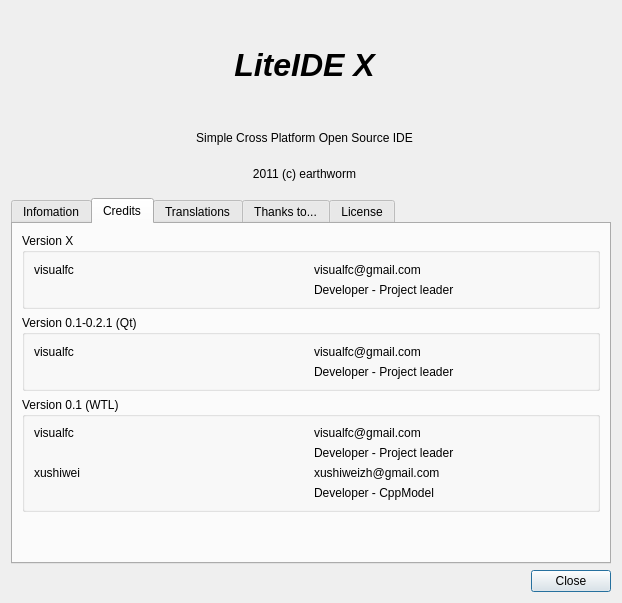
The window that liteidex/src/liteapp/aboutdialog.ui (seanxyh/liteide) describes before a commit, drawn with Qt 5.
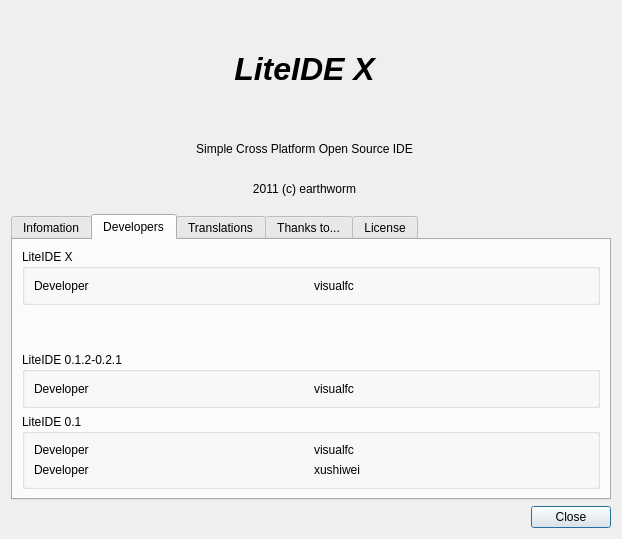
The same window after the commit. The open tabs and pages were chosen to show the change. Icons and pictures are not drawn.

The edit to the form file:
```diff
--- a/liteidex/src/liteapp/aboutdialog.ui
+++ b/liteidex/src/liteapp/aboutdialog.ui
@@ -7,7 +7,7 @@
     <x>0</x>
     <y>0</y>
     <width>622</width>
-    <height>603</height>
+    <height>539</height>
    </rect>
   </property>
   <property name="sizePolicy">
@@ -281,63 +281,65 @@
      </widget>
      <widget class="QWidget" name="tab_6">
       <attribute name="title">
-       <string>Credits</string>
+       <string>Developers</string>
       </attribute>
       <layout class="QVBoxLayout" name="verticalLayout_5">
        <item>
         <widget class="QGroupBox" name="groupBox">
          <property name="title">
-          <string>Version X</string>
+          <string notr="true">LiteIDE X</string>
          </property>
          <layout class="QGridLayout" name="gridLayout">
           <item row="0" column="0">
            <widget class="QLabel" name="label_6">
             <property name="text">
-             <string notr="true">visualfc</string>
+             <string notr="true">Developer</string>
             </property>
            </widget>
           </item>
           <item row="0" column="1">
            <widget class="QLabel" name="label_19">
             <property name="text">
-             <string notr="true">visualfc@gmail.com</string>
-            </property>
-           </widget>
-          </item>
-          <item row="1" column="1">
-           <widget class="QLabel" name="label_20">
-            <property name="text">
-             <string>Developer - Project leader</string>
+             <string notr="true">visualfc &lt;visualfc@gmail.com&gt;</string>
             </property>
            </widget>
           </item>
          </layout>
         </widget>
        </item>
+       <item>
+        <spacer name="verticalSpacer_2">
+         <property name="orientation">
+          <enum>Qt::Vertical</enum>
+         </property>
+         <property name="sizeType">
+          <enum>QSizePolicy::Preferred</enum>
+         </property>
+         <property name="sizeHint" stdset="0">
+          <size>
+           <width>20</width>
+           <height>41</height>
+          </size>
+         </property>
+        </spacer>
+       </item>
        <item>
         <widget class="QGroupBox" name="groupBox_2">
          <property name="title">
-          <string>Version 0.1-0.2.1 (Qt)</string>
+          <string notr="true">LiteIDE 0.1.2-0.2.1</string>
          </property>
          <layout class="QGridLayout" name="gridLayout_2">
           <item row="0" column="1">
            <widget class="QLabel" name="label_22">
             <property name="text">
-             <string notr="true">visualfc@gmail.com</string>
-            </property>
-           </widget>
-          </item>
-          <item row="1" column="1">
-           <widget class="QLabel" name="label_23">
-            <property name="text">
-             <string>Developer - Project leader</string>
+             <string notr="true">visualfc &lt;visualfc@gmail.com&gt;</string>
             </property>
            </widget>
           </item>
           <item row="0" column="0">
            <widget class="QLabel" name="label_21">
             <property name="text">
-             <string notr="true">visualfc</string>
+             <string notr="true">Developer</string>
             </property>
            </widget>
           </item>
@@ -347,70 +349,40 @@
        <item>
         <widget class="QGroupBox" name="groupBox_3">
          <property name="title">
-          <string>Version 0.1 (WTL)</string>
+          <string notr="true">LiteIDE 0.1</string>
          </property>
          <layout class="QGridLayout" name="gridLayout_3">
           <item row="0" column="0">
            <widget class="QLabel" name="label_24">
             <property name="text">
-             <string notr="true">visualfc</string>
+             <string notr="true">Developer</string>
             </property>
            </widget>
           </item>
           <item row="0" column="1">
            <widget class="QLabel" name="label_25">
             <property name="text">
-             <string notr="true">visualfc@gmail.com</string>
+             <string notr="true">visualfc &lt;visualfc@gmail.com&gt;</string>
             </property>
            </widget>
           </item>
-          <item row="1" column="1">
-           <widget class="QLabel" name="label_26">
-            <property name="text">
-             <string>Developer - Project leader</string>
-            </property>
-           </widget>
-          </item>
-          <item row="2" column="0">
+          <item row="1" column="0">
            <widget class="QLabel" name="label_28">
             <property name="text">
-             <string notr="true">xushiwei</string>
+             <string notr="true">Developer</string>
             </property>
            </widget>
           </item>
-          <item row="2" column="1">
+          <item row="1" column="1">
            <widget class="QLabel" name="label_29">
             <property name="text">
-             <string notr="true">xushiweizh@gmail.com</string>
-            </property>
-           </widget>
-          </item>
-          <item row="3" column="1">
-           <widget class="QLabel" name="label_30">
-            <property name="text">
-             <string>Developer - CppModel</string>
+             <string notr="true">xushiwei &lt;xushiweizh@gmail.com&gt;</string>
             </property>
            </widget>
           </item>
          </layout>
         </widget>
        </item>
-       <item>
-        <spacer name="verticalSpacer_2">
-         <property name="orientation">
-          <enum>Qt::Vertical</enum>
-         </property>
-         <property name="sizeType">
-          <enum>QSizePolicy::Preferred</enum>
-         </property>
-         <property name="sizeHint" stdset="0">
-          <size>
-           <width>20</width>
-           <height>41</height>
-          </size>
-         </property>
-        </spacer>
-       </item>
       </layout>
      </widget>
      <widget class="QWidget" name="tab_3">
```
Left out of the diff: 12 changed lines with no effect on the pictures.
